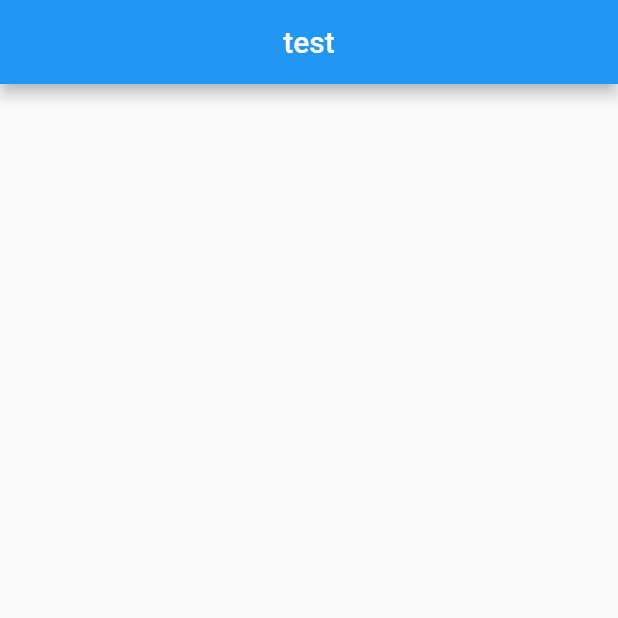
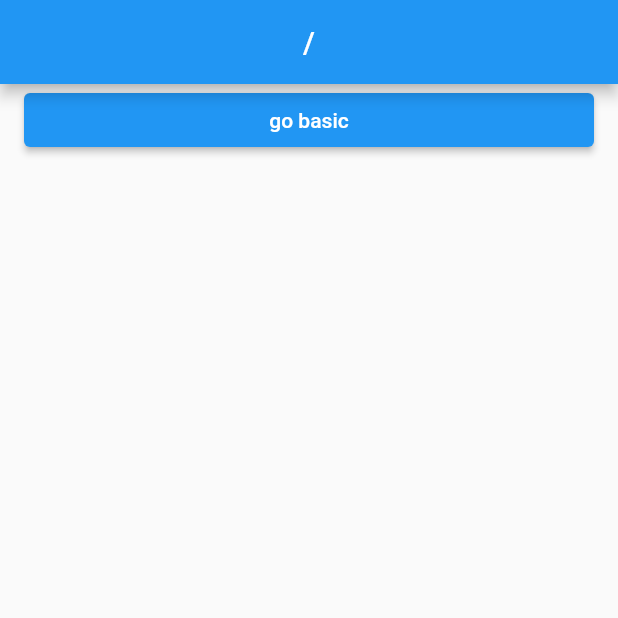
Before and after one commit to labyrinth30/flutter-go-router, a Flutter app: the screen it shows after launch, on a phone screen of 412 x 824 dp, the top half of it. Run offline on Flutter 3.47's test engine with Material 2 defaults, Android fonts, the phone set to English and light mode, and no system bars; our stand-ins replace go_router.

Commit message:
Go 함수

```diff
--- /dev/null
+++ b/lib/common/custom_button.dart
@@ -0,0 +1,19 @@
+import 'package:flutter/material.dart';
+
+class CustomButton extends StatelessWidget {
+  final String text;
+  final void Function()? onPressed;
+  const CustomButton({
+    super.key,
+    required this.text,
+    required this.onPressed,
+  });
+
+  @override
+  Widget build(BuildContext context) {
+    return ElevatedButton(
+      onPressed: onPressed,
+      child: Text(text),
+    );
+  }
+}
--- a/lib/layout/default_layout.dart
+++ b/lib/layout/default_layout.dart
@@ -1,4 +1,5 @@
 import 'package:flutter/material.dart';
+import 'package:go_router/go_router.dart';
 
 class DefaultLayout extends StatelessWidget {
   final Widget body;
@@ -17,9 +18,12 @@ class DefaultLayout extends StatelessWidget {
         child: body,
       ),
       appBar: AppBar(
-        title: const Center(
+        title: Center(
+          // GoRouter의 상태를 가져오는 방법
           child: Text(
-            "test",
+            // 위젯트리로 올라가서 GoRouterState를 찾아서 가져옴
+            // uri는 현재 라우팅된 path를 가져옴
+            GoRouterState.of(context).uri.toString(),
           ),
         ),
       ),
--- a/lib/main.dart
+++ b/lib/main.dart
@@ -1,5 +1,5 @@
 import 'package:flutter/material.dart';
-import 'package:flutter_go_router/screen/home_screen.dart';
+import 'package:flutter_go_router/route/router.dart';
 
 void main() {
   runApp(const _App());
@@ -10,9 +10,10 @@ class _App extends StatelessWidget {
 
   @override
   Widget build(BuildContext context) {
-    return const MaterialApp(
-      debugShowCheckedModeBanner: false,
-      home: HomeScreen(),
+    // go_router를 쓰기 위해 .router를 추가
+    return MaterialApp.router(
+      // 기존에 선언한 router를 넣어준다.
+      routerConfig: router,
     );
   }
 }
--- /dev/null
+++ b/lib/route/router.dart
@@ -0,0 +1,29 @@
+import 'package:flutter_go_router/screens/1_basic_screen.dart';
+import 'package:flutter_go_router/screens/root_screen.dart';
+import 'package:go_router/go_router.dart';
+
+// 실제 인터넷 라우팅처럼 라우팅함
+// https://naver.com/ 에서 / 뒤에 오는 것을 path라고 부름.
+// 이 path를 기준으로 라우팅함
+// https://naver.com/flutter -> path는 /flutter임
+
+// / -> home
+// /basic -> basic
+// 비효율적인 url 중복 문제를 피하기 위해 Go 함수 사용
+final router = GoRouter(
+  // routes에는 GoRoute를 넣어줌
+  routes: [
+    GoRoute(
+      path: '/',
+      // path에 해당되는 화면을 지정
+      builder: (context, state) => const RootScreen(),
+      routes: [
+        // 중첩된 라우트이기 때문에 path가 /basic이 아닌 basic임
+        GoRoute(
+          path: 'basic',
+          builder: (context, state) => const BasicScreen(),
+        ),
+      ],
+    ),
+  ],
+);
--- a/lib/screen/home_screen.dart
+++ b/lib/screens/1_basic_screen.dart
@@ -1,14 +1,14 @@
 import 'package:flutter/material.dart';
 import 'package:flutter_go_router/layout/default_layout.dart';
 
-class HomeScreen extends StatelessWidget {
-  const HomeScreen({super.key});
+class BasicScreen extends StatelessWidget {
+  const BasicScreen({super.key});
 
   @override
   Widget build(BuildContext context) {
     return const DefaultLayout(
-      body: Column(
-        children: [],
+      body: Center(
+        child: Text('Basic Screen'),
       ),
     );
   }
--- /dev/null
+++ b/lib/screens/root_screen.dart
@@ -0,0 +1,23 @@
+import 'package:flutter/material.dart';
+import 'package:flutter_go_router/common/custom_button.dart';
+import 'package:flutter_go_router/layout/default_layout.dart';
+import 'package:go_router/go_router.dart';
+
+// 홈페이지처럼 라우트를 테스트해볼 수 있는 스크린
+class RootScreen extends StatelessWidget {
+  const RootScreen({super.key});
+
+  @override
+  Widget build(BuildContext context) {
+    return DefaultLayout(
+      body: ListView(
+        children: [
+          CustomButton(
+            text: 'go basic',
+            onPressed: () => context.go('/basic'),
+          ),
+        ],
+      ),
+    );
+  }
+}
```
